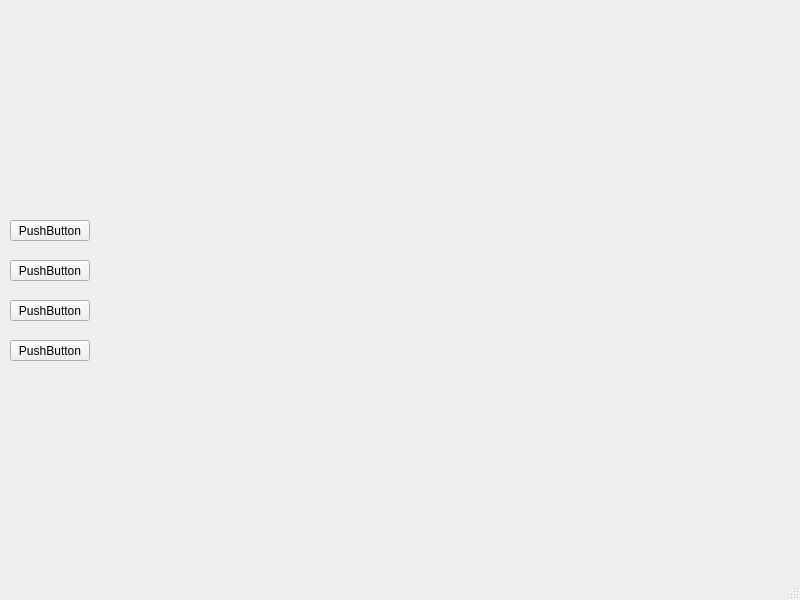
WNewsome/Pharmaceutical-Point-of-Sale, file mainwindow.ui: the form before one commit.
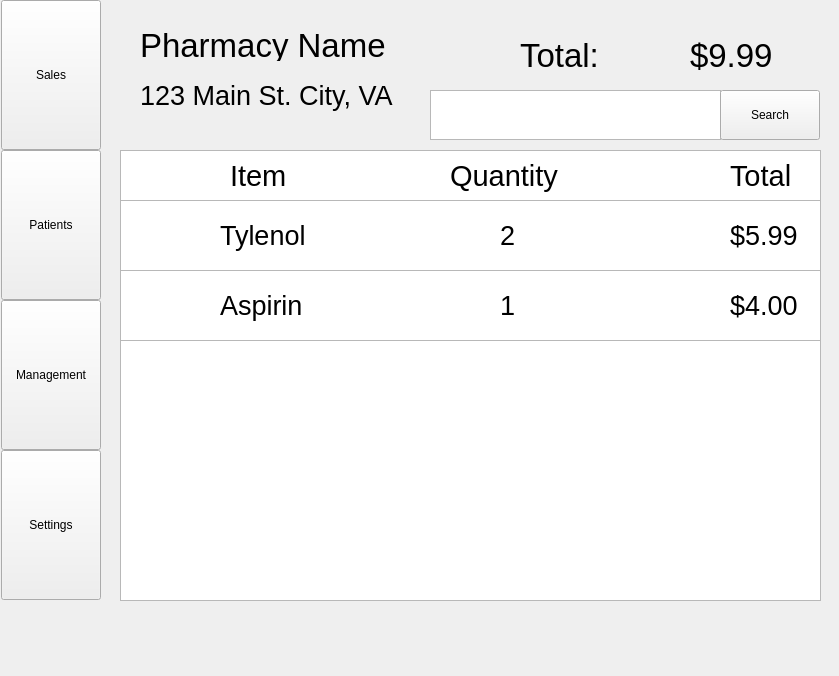
The form after the commit.

```diff
--- a/mainwindow.ui
+++ b/mainwindow.ui
@@ -6,78 +6,381 @@
    <rect>
     <x>0</x>
     <y>0</y>
-    <width>800</width>
-    <height>600</height>
+    <width>839</width>
+    <height>676</height>
    </rect>
   </property>
   <property name="windowTitle">
    <string>MainWindow</string>
   </property>
   <widget class="QWidget" name="centralwidget">
-   <widget class="QPushButton" name="pushButton">
+   <widget class="QWidget" name="gridLayoutWidget">
     <property name="geometry">
      <rect>
-      <x>10</x>
+      <x>0</x>
+      <y>0</y>
+      <width>102</width>
+      <height>601</height>
+     </rect>
+    </property>
+    <layout class="QGridLayout" name="gridLayout">
+     <property name="verticalSpacing">
+      <number>0</number>
+     </property>
+     <item row="0" column="0">
+      <widget class="QPushButton" name="pushButton">
+       <property name="maximumSize">
+        <size>
+         <width>100</width>
+         <height>150</height>
+        </size>
+       </property>
+       <property name="text">
+        <string>Sales</string>
+       </property>
+      </widget>
+     </item>
+     <item row="2" column="0">
+      <widget class="QPushButton" name="pushButton_3">
+       <property name="minimumSize">
+        <size>
+         <width>100</width>
+         <height>150</height>
+        </size>
+       </property>
+       <property name="text">
+        <string>Management</string>
+       </property>
+      </widget>
+     </item>
+     <item row="1" column="0">
+      <widget class="QPushButton" name="pushButton_2">
+       <property name="minimumSize">
+        <size>
+         <width>100</width>
+         <height>150</height>
+        </size>
+       </property>
+       <property name="text">
+        <string>Patients</string>
+       </property>
+      </widget>
+     </item>
+     <item row="3" column="0">
+      <widget class="QPushButton" name="pushButton_4">
+       <property name="minimumSize">
+        <size>
+         <width>100</width>
+         <height>150</height>
+        </size>
+       </property>
+       <property name="text">
+        <string>Settings</string>
+       </property>
+      </widget>
+     </item>
+    </layout>
+   </widget>
+   <widget class="QListWidget" name="listWidget">
+    <property name="geometry">
+     <rect>
+      <x>120</x>
+      <y>150</y>
+      <width>701</width>
+      <height>451</height>
+     </rect>
+    </property>
+   </widget>
+   <widget class="QTextBrowser" name="textBrowser">
+    <property name="geometry">
+     <rect>
+      <x>430</x>
+      <y>90</y>
+      <width>291</width>
+      <height>50</height>
+     </rect>
+    </property>
+    <property name="maximumSize">
+     <size>
+      <width>300</width>
+      <height>100</height>
+     </size>
+    </property>
+   </widget>
+   <widget class="QPushButton" name="pushButton_5">
+    <property name="geometry">
+     <rect>
+      <x>720</x>
+      <y>90</y>
+      <width>100</width>
+      <height>50</height>
+     </rect>
+    </property>
+    <property name="maximumSize">
+     <size>
+      <width>100</width>
+      <height>100</height>
+     </size>
+    </property>
+    <property name="text">
+     <string>Search</string>
+    </property>
+   </widget>
+   <widget class="QLabel" name="label">
+    <property name="geometry">
+     <rect>
+      <x>520</x>
+      <y>40</y>
+      <width>111</width>
+      <height>31</height>
+     </rect>
+    </property>
+    <property name="font">
+     <font>
+      <pointsize>25</pointsize>
+     </font>
+    </property>
+    <property name="text">
+     <string>Total:</string>
+    </property>
+   </widget>
+   <widget class="QLabel" name="label_2">
+    <property name="geometry">
+     <rect>
+      <x>690</x>
+      <y>40</y>
+      <width>91</width>
+      <height>31</height>
+     </rect>
+    </property>
+    <property name="font">
+     <font>
+      <pointsize>25</pointsize>
+     </font>
+    </property>
+    <property name="text">
+     <string>$9.99</string>
+    </property>
+   </widget>
+   <widget class="QLabel" name="label_3">
+    <property name="geometry">
+     <rect>
+      <x>140</x>
+      <y>30</y>
+      <width>261</width>
+      <height>31</height>
+     </rect>
+    </property>
+    <property name="font">
+     <font>
+      <pointsize>25</pointsize>
+     </font>
+    </property>
+    <property name="text">
+     <string>Pharmacy Name</string>
+    </property>
+   </widget>
+   <widget class="QLabel" name="label_4">
+    <property name="geometry">
+     <rect>
+      <x>140</x>
+      <y>80</y>
+      <width>261</width>
+      <height>31</height>
+     </rect>
+    </property>
+    <property name="font">
+     <font>
+      <pointsize>20</pointsize>
+     </font>
+    </property>
+    <property name="text">
+     <string>123 Main St. City, VA</string>
+    </property>
+   </widget>
+   <widget class="QListWidget" name="listWidget_2">
+    <property name="geometry">
+     <rect>
+      <x>120</x>
+      <y>200</y>
+      <width>701</width>
+      <height>71</height>
+     </rect>
+    </property>
+   </widget>
+   <widget class="QListWidget" name="listWidget_3">
+    <property name="geometry">
+     <rect>
+      <x>120</x>
+      <y>270</y>
+      <width>701</width>
+      <height>71</height>
+     </rect>
+    </property>
+   </widget>
+   <widget class="QLabel" name="label_5">
+    <property name="geometry">
+     <rect>
+      <x>220</x>
       <y>220</y>
-      <width>80</width>
-      <height>21</height>
+      <width>261</width>
+      <height>31</height>
      </rect>
     </property>
+    <property name="font">
+     <font>
+      <pointsize>20</pointsize>
+     </font>
+    </property>
     <property name="text">
-     <string>PushButton</string>
+     <string>Tylenol</string>
     </property>
    </widget>
-   <widget class="QPushButton" name="pushButton_2">
+   <widget class="QLabel" name="label_6">
     <property name="geometry">
      <rect>
-      <x>10</x>
-      <y>260</y>
-      <width>80</width>
-      <height>21</height>
+      <x>220</x>
+      <y>290</y>
+      <width>261</width>
+      <height>31</height>
      </rect>
     </property>
+    <property name="font">
+     <font>
+      <pointsize>20</pointsize>
+     </font>
+    </property>
     <property name="text">
-     <string>PushButton</string>
+     <string>Aspirin</string>
     </property>
    </widget>
-   <widget class="QPushButton" name="pushButton_3">
+   <widget class="QLabel" name="label_7">
     <property name="geometry">
      <rect>
-      <x>10</x>
-      <y>300</y>
-      <width>80</width>
-      <height>21</height>
+      <x>730</x>
+      <y>290</y>
+      <width>91</width>
+      <height>31</height>
      </rect>
     </property>
+    <property name="font">
+     <font>
+      <pointsize>20</pointsize>
+     </font>
+    </property>
     <property name="text">
-     <string>PushButton</string>
+     <string>$4.00</string>
     </property>
    </widget>
-   <widget class="QPushButton" name="pushButton_4">
+   <widget class="QLabel" name="label_8">
     <property name="geometry">
      <rect>
-      <x>10</x>
-      <y>340</y>
-      <width>80</width>
-      <height>21</height>
+      <x>730</x>
+      <y>220</y>
+      <width>91</width>
+      <height>31</height>
      </rect>
     </property>
+    <property name="font">
+     <font>
+      <pointsize>20</pointsize>
+     </font>
+    </property>
     <property name="text">
-     <string>PushButton</string>
+     <string>$5.99</string>
     </property>
    </widget>
+   <widget class="QLabel" name="label_9">
+    <property name="geometry">
+     <rect>
+      <x>500</x>
+      <y>290</y>
+      <width>91</width>
+      <height>31</height>
+     </rect>
+    </property>
+    <property name="font">
+     <font>
+      <pointsize>20</pointsize>
+     </font>
+    </property>
+    <property name="text">
+     <string>1</string>
+    </property>
+   </widget>
+   <widget class="QLabel" name="label_10">
+    <property name="geometry">
+     <rect>
+      <x>500</x>
+      <y>220</y>
+      <width>91</width>
+      <height>31</height>
+     </rect>
+    </property>
+    <property name="font">
+     <font>
+      <pointsize>20</pointsize>
+     </font>
+    </property>
+    <property name="text">
+     <string>2</string>
+    </property>
+   </widget>
+   <widget class="QLabel" name="label_11">
+    <property name="geometry">
+     <rect>
+      <x>230</x>
+      <y>150</y>
+      <width>91</width>
+      <height>51</height>
+     </rect>
+    </property>
+    <property name="font">
+     <font>
+      <pointsize>22</pointsize>
+     </font>
+    </property>
+    <property name="text">
+     <string>Item</string>
+    </property>
+   </widget>
+   <widget class="QLabel" name="label_12">
+    <property name="geometry">
+     <rect>
+      <x>450</x>
+      <y>150</y>
+      <width>121</width>
+      <height>51</height>
+     </rect>
+    </property>
+    <property name="font">
+     <font>
+      <pointsize>22</pointsize>
+     </font>
+    </property>
+    <property name="text">
+     <string>Quantity</string>
+    </property>
+   </widget>
+   <widget class="QLabel" name="label_13">
+    <property name="geometry">
+     <rect>
+      <x>730</x>
+      <y>150</y>
+      <width>91</width>
+      <height>51</height>
+     </rect>
+    </property>
+    <property name="font">
+     <font>
+      <pointsize>22</pointsize>
+     </font>
+    </property>
+    <property name="text">
+     <string>Total</string>
+    </property>
+   </widget>
   </widget>
-  <widget class="QMenuBar" name="menubar">
-   <property name="geometry">
-    <rect>
-     <x>0</x>
-     <y>0</y>
-     <width>800</width>
-     <height>20</height>
-    </rect>
-   </property>
-  </widget>
-  <widget class="QStatusBar" name="statusbar"/>
  </widget>
  <resources/>
  <connections/>
```
Left out of the diff: 3 changed lines with no effect on the pictures.
